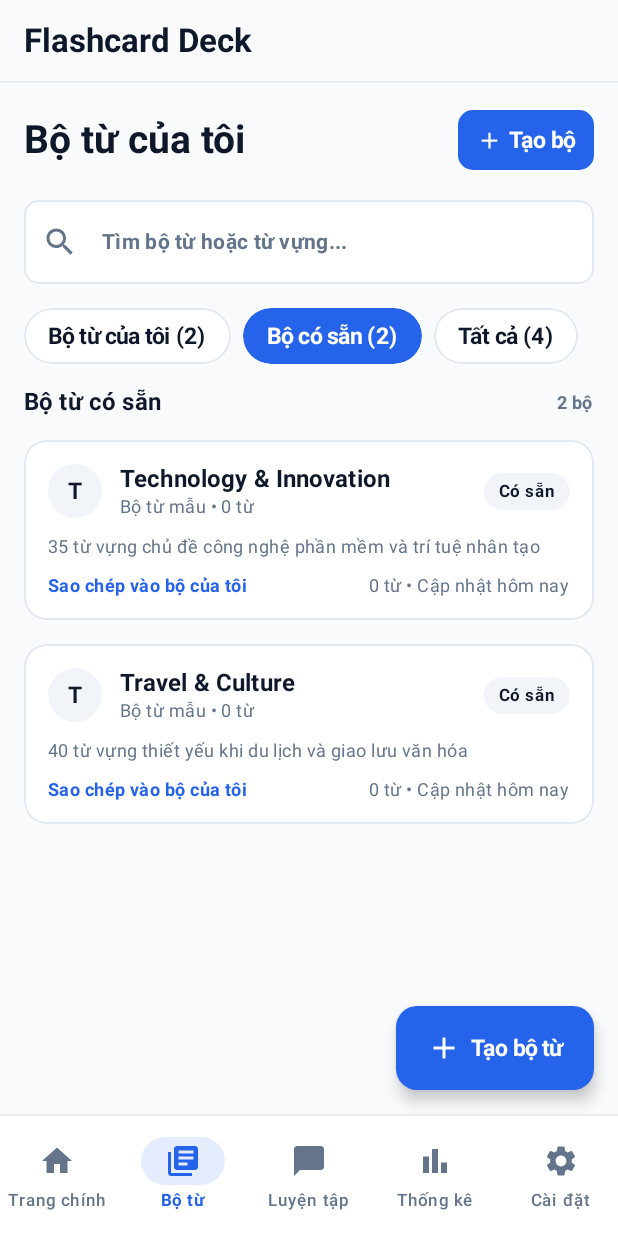
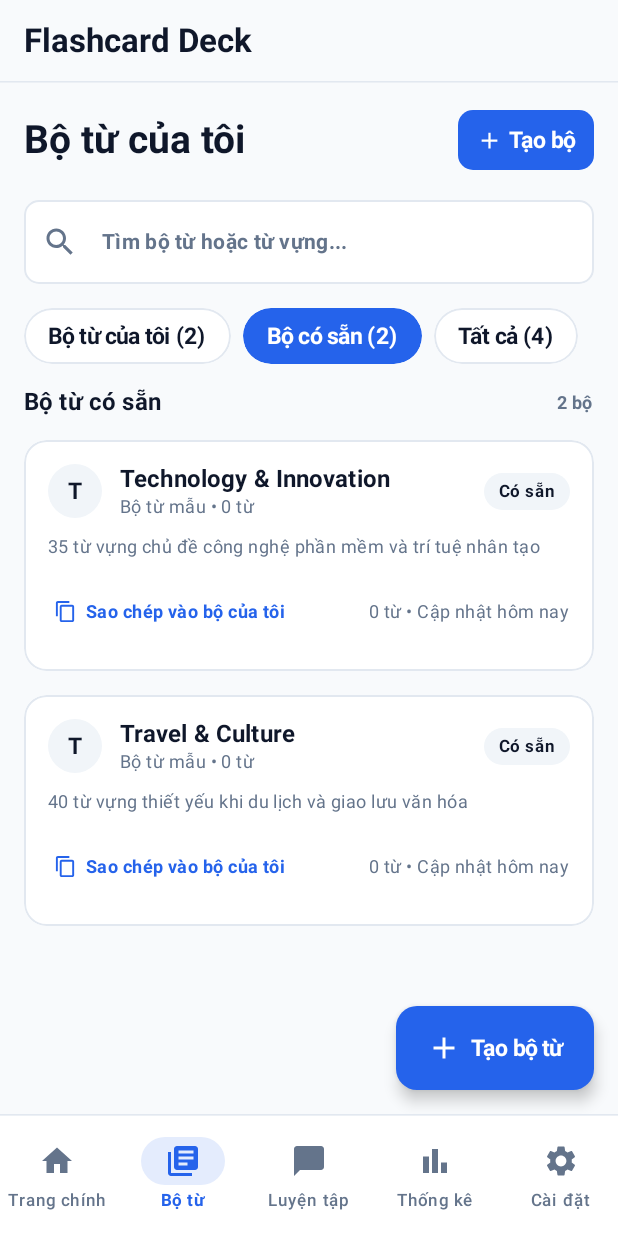
Before and after one commit to ngtngduy/Flashcard-Spaced_Repition, an Android app built with Jetpack Compose: the DecksRoute screen opened through its navigation route, after a tap on an icon or button, on a phone screen of 412 x 824 dp. Run offline under Robolectric (Android 15) with nearby library versions, the phone set to English and light mode, and no system bars; our stand-ins replace Shimmer.

Commit message:
feat(decks): add one-time prebuilt deck import

```diff
--- a/app/src/main/java/com/uth/memora/feature/decks/DeckListScreen.kt
+++ b/app/src/main/java/com/uth/memora/feature/decks/DeckListScreen.kt
@@ -60,6 +60,7 @@ import com.uth.memora.feature.common.ConfirmDialog
 import com.uth.memora.feature.common.EmptyState
 import com.uth.memora.feature.common.shimmer.shimmerEffect
 import com.uth.memora.feature.decks.components.DeckFormDialog
+import com.uth.memora.feature.decks.components.PrebuiltDeckCard
 import com.uth.memora.feature.theme.MemoraTheme
 import java.util.Locale
 import java.util.concurrent.TimeUnit
@@ -344,13 +345,15 @@ fun DeckListScreen(
                                 items = prebuiltList,
                                 key = { "prebuilt_deck_${it.deck.id}" }
                             ) { item ->
+                                val matchedImportedDeckId = item.importedUserDeckId
+                                    ?: uiState.activeDecks.firstOrNull { it.sourcePrebuiltId == item.deck.id }?.id
                                 val isImporting = item.deck.id in uiState.importingPrebuiltIds
-                                PrebuiltDeckItemCard(
-                                    item = item,
+                                PrebuiltDeckCard(
+                                    item = item.copy(importedUserDeckId = matchedImportedDeckId),
                                     isImporting = isImporting,
                                     onImportClick = { onImportPrebuiltDeckClick(item.deck.id) },
                                     onOpenImportedClick = {
-                                        item.importedUserDeckId?.let(onDeckClick)
+                                        matchedImportedDeckId?.let(onDeckClick)
                                     }
                                 )
                             }
--- /dev/null
+++ b/app/src/main/java/com/uth/memora/feature/decks/components/PrebuiltDecksTab.kt
@@ -0,0 +1,322 @@
+package com.uth.memora.feature.decks.components
+
+import androidx.compose.foundation.BorderStroke
+import androidx.compose.foundation.clickable
+import androidx.compose.foundation.layout.Arrangement
+import androidx.compose.foundation.layout.Box
+import androidx.compose.foundation.layout.Column
+import androidx.compose.foundation.layout.PaddingValues
+import androidx.compose.foundation.layout.Row
+import androidx.compose.foundation.layout.Spacer
+import androidx.compose.foundation.layout.fillMaxWidth
+import androidx.compose.foundation.layout.padding
+import androidx.compose.foundation.layout.size
+import androidx.compose.foundation.layout.width
+import androidx.compose.foundation.shape.CircleShape
+import androidx.compose.foundation.shape.RoundedCornerShape
+import androidx.compose.material.icons.Icons
+import androidx.compose.material.icons.automirrored.filled.OpenInNew
+import androidx.compose.material.icons.filled.CheckCircle
+import androidx.compose.material.icons.filled.ContentCopy
+import androidx.compose.material3.ButtonDefaults
+import androidx.compose.material3.CircularProgressIndicator
+import androidx.compose.material3.Icon
+import androidx.compose.material3.MaterialTheme
+import androidx.compose.material3.Surface
+import androidx.compose.material3.Text
+import androidx.compose.material3.TextButton
+import androidx.compose.runtime.Composable
+import androidx.compose.runtime.remember
+import androidx.compose.ui.Alignment
+import androidx.compose.ui.Modifier
+import androidx.compose.ui.draw.clip
+import androidx.compose.ui.graphics.Color
+import androidx.compose.ui.text.font.FontWeight
+import androidx.compose.ui.text.style.TextOverflow
+import androidx.compose.ui.tooling.preview.Preview
+import androidx.compose.ui.unit.dp
+import com.uth.memora.core.model.Deck
+import com.uth.memora.feature.decks.DeckSummaryItem
+import com.uth.memora.feature.theme.MemoraTheme
+import com.uth.memora.feature.theme.StatusSuccess
+import com.uth.memora.feature.theme.SurfaceLight
+import java.util.Locale
+
+/**
+ * Khu vực hiển thị danh sách Bộ từ có sẵn của ứng dụng (Figma 8:323 · Node 2078:101 & Mục 6.2).
+ *
+ * Quy tắc sao chép 1 lần:
+ * - Kiểm tra `activeDecks.firstOrNull { it.sourcePrebuiltId == deck.id }` (thông qua [DeckSummaryItem.importedUserDeckId]).
+ * - Nếu chưa sao chép: hiển thị nút "Sao chép vào bộ của tôi" để gọi `deckRepository.importPrebuiltDeck(deck.id)`.
+ * - Nếu đã sao chép: khóa sao chép trùng lặp, hiển thị trạng thái "Đã có trong bộ của tôi" và cho phép mở nhanh bộ từ đã sao chép.
+ */
+@Composable
+fun PrebuiltDecksTab(
+    prebuiltItems: List<DeckSummaryItem>,
+    activeDecks: List<Deck>,
+    importingPrebuiltIds: Set<String>,
+    onImportPrebuiltDeck: (String) -> Unit,
+    onOpenImportedDeck: (String) -> Unit,
+    modifier: Modifier = Modifier
+) {
+    Column(
+        modifier = modifier.fillMaxWidth(),
+        verticalArrangement = Arrangement.spacedBy(12.dp)
+    ) {
+        prebuiltItems.forEach { item ->
+            val matchedImportedDeckId = item.importedUserDeckId
+                ?: activeDecks.firstOrNull { it.sourcePrebuiltId == item.deck.id }?.id
+            val isImporting = item.deck.id in importingPrebuiltIds
+
+            PrebuiltDeckCard(
+                item = item.copy(importedUserDeckId = matchedImportedDeckId),
+                isImporting = isImporting,
+                onImportClick = { onImportPrebuiltDeck(item.deck.id) },
+                onOpenImportedClick = {
+                    matchedImportedDeckId?.let(onOpenImportedDeck)
+                }
+            )
+        }
+    }
+}
+
+/**
+ * Thẻ hiển thị một Bộ từ có sẵn của ứng dụng theo Figma 8:323 (`2078:105`, `2078:122`).
+ */
+@Composable
+fun PrebuiltDeckCard(
+    item: DeckSummaryItem,
+    isImporting: Boolean,
+    onImportClick: () -> Unit,
+    onOpenImportedClick: () -> Unit,
+    modifier: Modifier = Modifier
+) {
+    val avatarInitial = remember(item.deck.name) {
+        item.deck.name.trim().firstOrNull()?.uppercase(Locale.getDefault()) ?: "A"
+    }
+    val isLight = MaterialTheme.colorScheme.surface == SurfaceLight
+    val importedBadgeColor = if (isLight) Color(0xFF15803D) else StatusSuccess
+
+    Surface(
+        modifier = modifier
+            .fillMaxWidth()
+            .clip(RoundedCornerShape(15.dp))
+            .clickable(enabled = !isImporting) {
+                if (item.isAlreadyImported) {
+                    onOpenImportedClick()
+                } else {
+                    onImportClick()
+                }
+            },
+        shape = RoundedCornerShape(15.dp),
+        color = MaterialTheme.colorScheme.surface,
+        border = BorderStroke(1.dp, MaterialTheme.colorScheme.outlineVariant)
+    ) {
+        Column(
+            modifier = Modifier
+                .fillMaxWidth()
+                .padding(16.dp),
+            verticalArrangement = Arrangement.spacedBy(12.dp)
+        ) {
+            Row(
+                modifier = Modifier.fillMaxWidth(),
+                horizontalArrangement = Arrangement.SpaceBetween,
+                verticalAlignment = Alignment.CenterVertically
+            ) {
+                Row(
+                    modifier = Modifier
+                        .weight(1f)
+                        .padding(end = 8.dp),
+                    verticalAlignment = Alignment.CenterVertically,
+                    horizontalArrangement = Arrangement.spacedBy(12.dp)
+                ) {
+                    Surface(
+                        modifier = Modifier.size(36.dp),
+                        shape = CircleShape,
+                        color = MaterialTheme.colorScheme.surfaceVariant
+                    ) {
+                        Box(contentAlignment = Alignment.Center) {
+                            Text(
+                                text = avatarInitial,
+                                style = MaterialTheme.typography.labelLarge.copy(fontWeight = FontWeight.Bold),
+                                color = MaterialTheme.colorScheme.onSurface
+                            )
+                        }
+                    }
+
+                    Column(verticalArrangement = Arrangement.spacedBy(2.dp)) {
+                        Text(
+                            text = item.deck.name,
+                            style = MaterialTheme.typography.titleMedium.copy(fontWeight = FontWeight.Bold),
+                            color = MaterialTheme.colorScheme.onSurface,
+                            maxLines = 1,
+                            overflow = TextOverflow.Ellipsis
+                        )
+                        Text(
+                            text = "Bộ từ mẫu • ${item.totalCardsCount} từ",
+                            style = MaterialTheme.typography.bodySmall,
+                            color = MaterialTheme.colorScheme.onSurfaceVariant,
+                            maxLines = 1,
+                            overflow = TextOverflow.Ellipsis
+                        )
+                    }
+                }
+
+                Surface(
+                    shape = RoundedCornerShape(16.dp),
+                    color = if (item.isAlreadyImported) {
+                        importedBadgeColor.copy(alpha = 0.14f)
+                    } else {
+                        MaterialTheme.colorScheme.surfaceVariant
+                    },
+                    border = if (item.isAlreadyImported) {
+                        BorderStroke(1.dp, importedBadgeColor.copy(alpha = 0.35f))
+                    } else {
+                        null
+                    }
+                ) {
+                    Text(
+                        text = if (item.isAlreadyImported) "Đã sao chép" else "Có sẵn",
+                        style = MaterialTheme.typography.labelSmall.copy(fontWeight = FontWeight.Bold),
+                        color = if (item.isAlreadyImported) {
+                            importedBadgeColor
+                        } else {
+                            MaterialTheme.colorScheme.onSurface
+                        },
+                        modifier = Modifier.padding(horizontal = 10.dp, vertical = 6.dp)
+                    )
+                }
+            }
+
+            if (item.deck.description.isNotBlank()) {
+                Text(
+                    text = item.deck.description,
+                    style = MaterialTheme.typography.bodySmall,
+                    color = MaterialTheme.colorScheme.onSurfaceVariant,
+                    maxLines = 2,
+                    overflow = TextOverflow.Ellipsis
+                )
+            }
+
+            Row(
+                modifier = Modifier.fillMaxWidth(),
+                horizontalArrangement = Arrangement.SpaceBetween,
+                verticalAlignment = Alignment.CenterVertically
+            ) {
+                if (item.isAlreadyImported) {
+                    TextButton(
+                        onClick = onOpenImportedClick,
+                        contentPadding = PaddingValues(horizontal = 4.dp, vertical = 2.dp),
+                        colors = ButtonDefaults.textButtonColors(
+                            contentColor = MaterialTheme.colorScheme.primary
+                        )
+                    ) {
+                        Icon(
+                            imageVector = Icons.Default.CheckCircle,
+                            contentDescription = null,
+                            tint = importedBadgeColor,
+                            modifier = Modifier.size(16.dp)
+                        )
+                        Spacer(modifier = Modifier.width(6.dp))
+                        Text(
+                            text = "Đã có trong bộ của tôi · Mở",
+                            style = MaterialTheme.typography.bodySmall.copy(fontWeight = FontWeight.Bold)
+                        )
+                        Spacer(modifier = Modifier.width(4.dp))
+                        Icon(
+                            imageVector = Icons.AutoMirrored.Filled.OpenInNew,
+                            contentDescription = "Mở bộ từ đã sao chép",
+                            modifier = Modifier.size(14.dp)
+                        )
+                    }
+                } else {
+                    TextButton(
+                        onClick = onImportClick,
+                        enabled = !isImporting,
+                        contentPadding = PaddingValues(horizontal = 4.dp, vertical = 2.dp),
+                        colors = ButtonDefaults.textButtonColors(
+                            contentColor = MaterialTheme.colorScheme.primary
+                        )
+                    ) {
+                        if (isImporting) {
+                            CircularProgressIndicator(
+                                modifier = Modifier.size(14.dp),
+                                strokeWidth = 2.dp,
+                                color = MaterialTheme.colorScheme.primary
+                            )
+                            Spacer(modifier = Modifier.width(6.dp))
+                            Text(
+                                text = "Đang sao chép...",
+                                style = MaterialTheme.typography.bodySmall.copy(fontWeight = FontWeight.Bold)
+                            )
+                        } else {
+                            Icon(
+                                imageVector = Icons.Default.ContentCopy,
+                                contentDescription = null,
+                                modifier = Modifier.size(15.dp)
+                            )
+                            Spacer(modifier = Modifier.width(6.dp))
+                            Text(
+                                text = "Sao chép vào bộ của tôi",
+                                style = MaterialTheme.typography.bodySmall.copy(fontWeight = FontWeight.Bold)
+                            )
+                        }
+                    }
+                }
+
+                Text(
+                    text = "${item.totalCardsCount} từ • Cập nhật hôm nay",
+                    style = MaterialTheme.typography.bodySmall,
+                    color = MaterialTheme.colorScheme.onSurfaceVariant,
+                    maxLines = 1,
+                    overflow = TextOverflow.Ellipsis
+                )
+            }
+        }
+    }
+}
+
+@Preview(name = "PrebuiltDecksTab - Dark", widthDp = 360, showBackground = true)
+@Composable
+private fun PrebuiltDecksTabDarkPreview() {
+    val samplePrebuilt = listOf(
+        DeckSummaryItem(
+            deck = Deck(
+                id = "prebuilt_academic",
+                name = "Academic Words",
+                description = "Bộ từ có sẵn của app, chứa từ vựng học thuật thường dùng trong bài thi và tài liệu học thuật."
+            ),
+            totalCardsCount = 240,
+            isPrebuilt = true,
+            importedUserDeckId = null
+        ),
+        DeckSummaryItem(
+            deck = Deck(
+                id = "prebuilt_idioms",
+                name = "Idioms & Phrases",
+                description = "Bộ từ có sẵn của app, chứa cụm từ và thành ngữ thường dùng trong giao tiếp và bài thi tiếng Anh."
+            ),
+            totalCardsCount = 156,
+            isPrebuilt = true,
+            importedUserDeckId = "user_imported_idioms"
+        )
+    )
+    MemoraTheme(darkTheme = true) {
+        Surface(color = MaterialTheme.colorScheme.background) {
+            PrebuiltDecksTab(
+                prebuiltItems = samplePrebuilt,
+                activeDecks = listOf(
+                    Deck(
+                        id = "user_imported_idioms",
+                        name = "Idioms & Phrases",
+                        sourcePrebuiltId = "prebuilt_idioms"
+                    )
+                ),
+                importingPrebuiltIds = emptySet(),
+                onImportPrebuiltDeck = {},
+                onOpenImportedDeck = {},
+                modifier = Modifier.padding(16.dp)
+            )
+        }
+    }
+}
```
